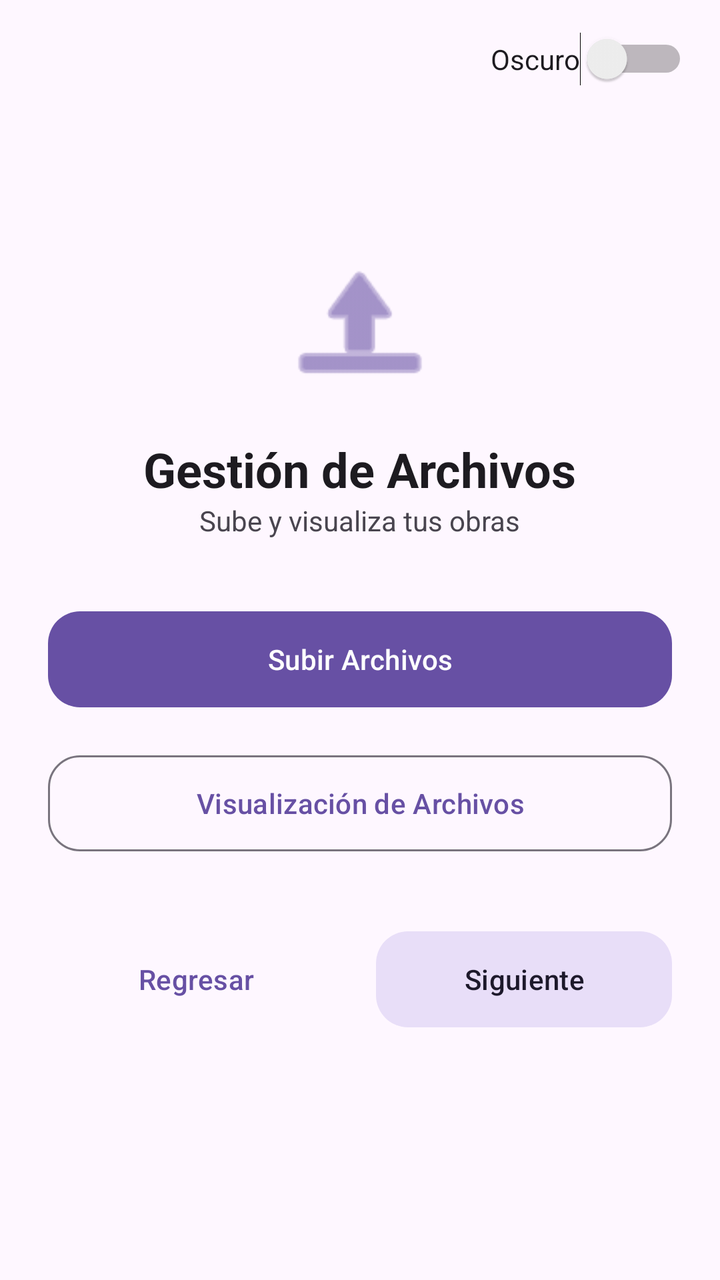
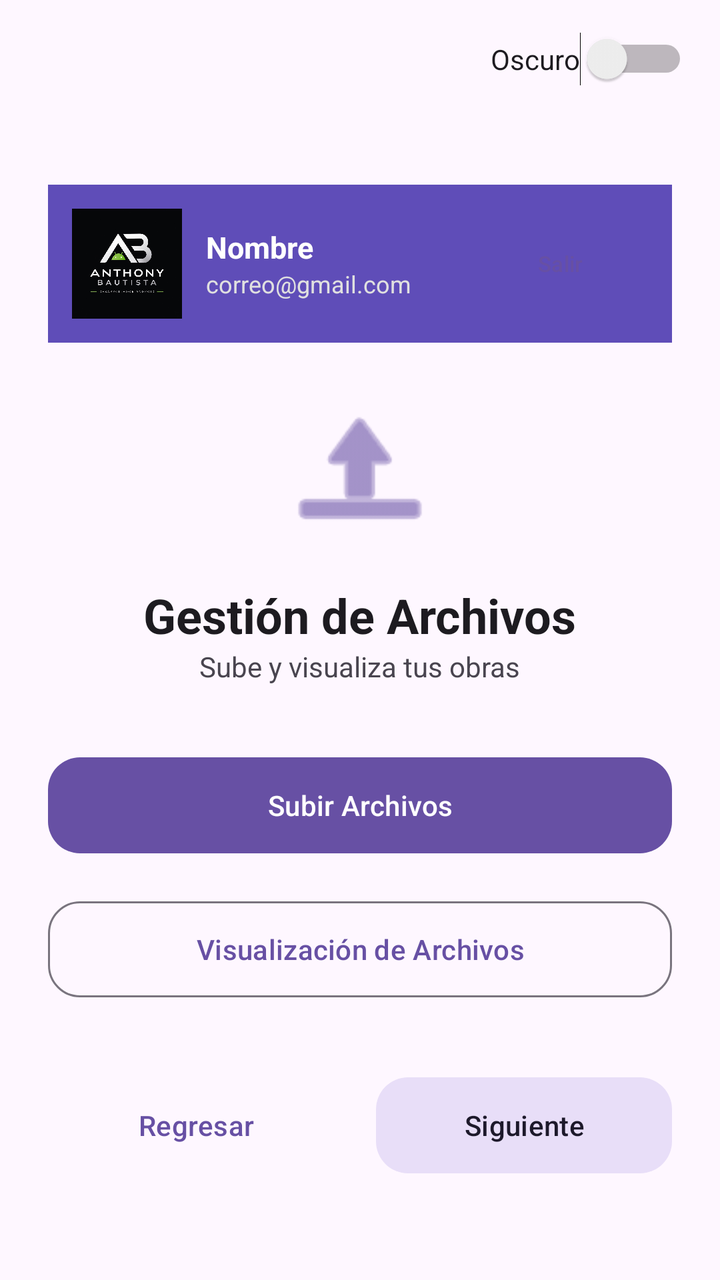

The first picture is an Android layout as it rendered before a commit; the second is the same layout after the commit. The layout source and the unified diff follow.
<!-- AndroidManifest.xml: application theme Theme.Certificacion -->
<!-- res/layout/menu.xml -->
<?xml version="1.0" encoding="utf-8"?>
<androidx.constraintlayout.widget.ConstraintLayout
    xmlns:android="http://schemas.android.com/apk/res/android"
    xmlns:app="http://schemas.android.com/apk/res-auto"
    android:layout_width="match_parent"
    android:layout_height="match_parent"
    android:background="?attr/colorSurface">

    <Switch
        android:id="@+id/switchTema"
        android:layout_width="wrap_content"
        android:layout_height="wrap_content"
        android:layout_margin="16dp"
        android:text="Oscuro"
        android:textColor="?attr/colorOnSurface"
        app:layout_constraintTop_toTopOf="parent"
        app:layout_constraintEnd_toEndOf="parent" />

    <LinearLayout
        android:layout_width="0dp"
        android:layout_height="0dp"
        android:orientation="vertical"
        android:gravity="center"
        android:padding="24dp"
        app:layout_constraintTop_toTopOf="parent"
        app:layout_constraintBottom_toBottomOf="parent"
        app:layout_constraintStart_toStartOf="parent"
        app:layout_constraintEnd_toEndOf="parent">

        <ImageView
            android:layout_width="80dp"
            android:layout_height="80dp"
            android:layout_marginBottom="16dp"
            android:src="@android:drawable/ic_menu_upload"
            app:tint="?attr/colorPrimary" />

        <TextView
            android:id="@+id/textView3"
            android:layout_width="wrap_content"
            android:layout_height="wrap_content"
            android:text="Gestión de Archivos"
            android:textColor="?attr/colorOnSurface"
            android:textSize="24sp"
            android:textStyle="bold" />

        <TextView
            android:layout_width="wrap_content"
            android:layout_height="wrap_content"
            android:layout_marginBottom="32dp"
            android:text="Sube y visualiza tus obras"
            android:textColor="?attr/colorOnSurfaceVariant"
            android:textSize="14sp" />

        <com.google.android.material.button.MaterialButton
            android:id="@+id/Bt_SubirArchivos"
            android:layout_width="match_parent"
            android:layout_height="56dp"
            android:text="Subir Archivos"
            app:cornerRadius="16dp"
            style="@style/Widget.Material3.Button" />

        <com.google.android.material.button.MaterialButton
            android:id="@+id/Bt_VisualizarArchivos"
            android:layout_width="match_parent"
            android:layout_height="56dp"
            android:layout_marginTop="16dp"
            android:text="Visualización de Archivos"
            app:cornerRadius="16dp"
            style="@style/Widget.Material3.Button.OutlinedButton" />

        <LinearLayout
            android:layout_width="match_parent"
            android:layout_height="wrap_content"
            android:layout_marginTop="32dp"
            android:orientation="horizontal"
            android:weightSum="2">

            <com.google.android.material.button.MaterialButton
                android:id="@+id/Bt_regresar1"
                android:layout_width="0dp"
                android:layout_height="56dp"
                android:layout_weight="1"
                android:layout_marginEnd="8dp"
                android:text="Regresar"
                app:cornerRadius="16dp"
                style="@style/Widget.Material3.Button.TextButton" />

            <com.google.android.material.button.MaterialButton
                android:id="@+id/Bt_Siguiente"
                android:layout_width="0dp"
                android:layout_height="56dp"
                android:layout_weight="1"
                android:layout_marginStart="8dp"
                android:text="Siguiente"
                app:cornerRadius="16dp"
                style="@style/Widget.Material3.Button.TonalButton" />
        </LinearLayout>
    </LinearLayout>
</androidx.constraintlayout.widget.ConstraintLayout>
<!-- resources referenced by this layout -->
<resources>
  <style name="Theme.Certificacion" parent="Base.Theme.Certificacion" />
  <style name="Base.Theme.Certificacion" parent="Theme.Material3.DayNight.NoActionBar">
          
          
      </style>
</resources>

<!-- the commit's change to res/layout/menu.xml (unified diff, before → after) -->
@@ -22,10 +22,61 @@
         android:orientation="vertical"
         android:gravity="center"
         android:padding="24dp"
-        app:layout_constraintTop_toTopOf="parent"
+        app:layout_constraintTop_toBottomOf="@id/switchTema"
         app:layout_constraintBottom_toBottomOf="parent"
         app:layout_constraintStart_toStartOf="parent"
         app:layout_constraintEnd_toEndOf="parent">
+
+        
+        <LinearLayout
+            android:layout_width="match_parent"
+            android:layout_height="wrap_content"
+            android:orientation="horizontal"
+            android:gravity="center_vertical"
+            android:background="#5F4DB8"
+            android:padding="12dp"
+            android:layout_marginBottom="24dp">
+
+            <ImageView
+                android:id="@+id/imgPerfil"
+                android:layout_width="55dp"
+                android:layout_height="55dp"
+                android:src="@drawable/foto" />
+
+            <LinearLayout
+                android:layout_width="0dp"
+                android:layout_height="wrap_content"
+                android:layout_weight="1"
+                android:orientation="vertical"
+                android:layout_marginStart="12dp">
+
+                <TextView
+                    android:id="@+id/tvNombrePerfil"
+                    android:layout_width="wrap_content"
+                    android:layout_height="wrap_content"
+                    android:text="Nombre"
+                    android:textStyle="bold"
+                    android:textColor="#FFFFFF"
+                    android:textSize="15sp" />
+
+                <TextView
+                    android:id="@+id/tvCorreoPerfil"
+                    android:layout_width="wrap_content"
+                    android:layout_height="wrap_content"
+                    android:text="correo@gmail.com"
+                    android:textColor="#E0E0E0"
+                    android:textSize="12sp" />
+            </LinearLayout>
+
+            <com.google.android.material.button.MaterialButton
+                android:id="@+id/btnCerrarSesion"
+                android:layout_width="wrap_content"
+                android:layout_height="36dp"
+                android:text="Salir"
+                android:textSize="11sp"
+                app:cornerRadius="12dp"
+                style="@style/Widget.Material3.Button.TextButton" />
+        </LinearLayout>
 
         <ImageView
             android:layout_width="80dp"
<!-- resource entries referenced after the edit -->
@@ -1,5 +1,6 @@
 <!-- resources referenced by this layout -->
 <resources>
+  <!-- drawable foto: jpeg bitmap (drawable, 35665 bytes) -->
   <style name="Theme.Certificacion" parent="Base.Theme.Certificacion" />
   <style name="Base.Theme.Certificacion" parent="Theme.Material3.DayNight.NoActionBar">
           
